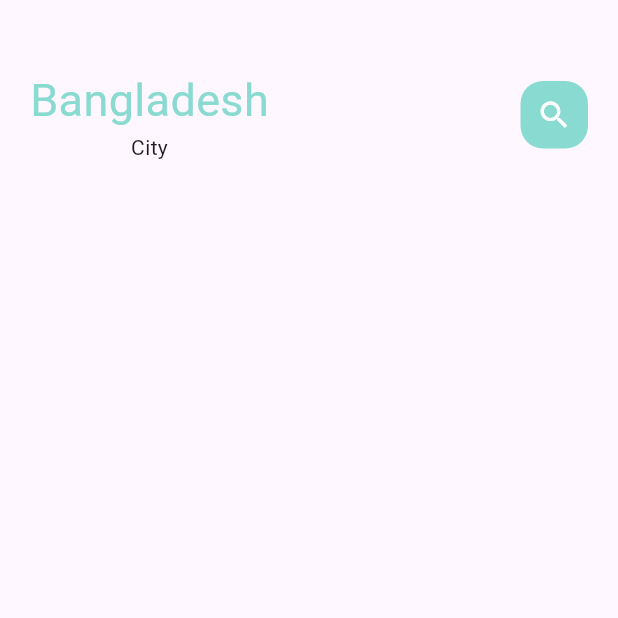
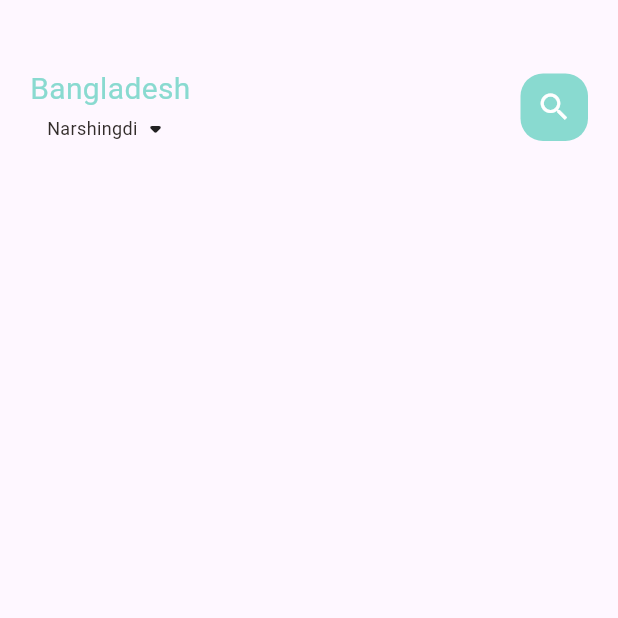
Before and after one commit to aliozer0/Food-Delivery-App, a Flutter app: the screen it shows after launch, on a phone screen of 412 x 824 dp, the top half of it. Run offline on Flutter 3.47's test engine with Material 2 defaults, Android fonts, the phone set to English and light mode, and no system bars.

Commit message:
widgets small and big text added

```diff
--- /dev/null
+++ b/lib/home/food_page_body.dart
@@ -0,0 +1,15 @@
+import 'package:flutter/material.dart';
+
+class FoodPageBody extends StatefulWidget {
+  const FoodPageBody({super.key});
+
+  @override
+  State<FoodPageBody> createState() => _FoodPageBodyState();
+}
+
+class _FoodPageBodyState extends State<FoodPageBody> {
+  @override
+  Widget build(BuildContext context) {
+    return const Placeholder();
+  }
+}
--- a/lib/home/main_food_page.dart
+++ b/lib/home/main_food_page.dart
@@ -1,6 +1,7 @@
 import 'package:flutter/material.dart';
 import 'package:food_delivery/assets/color/colors.dart';
 import 'package:food_delivery/widgets/big_text.dart';
+import 'package:food_delivery/widgets/small_text.dart';
 
 class MainfoodPage extends StatefulWidget {
   const MainfoodPage({super.key});
@@ -24,12 +25,23 @@ class _MainfoodPageState extends State<MainfoodPage> {
               children: [
                 Column(
                   children: [
-                    BigText(
-                      text: "Bangladesh",
-                      color: AppColors.mainColor,
-                      size: 30,
+                    Column(
+                      children: [
+                        BigText(
+                          text: "Bangladesh",
+                          color: AppColors.mainColor,
+                        ),
+                        Row(
+                          children: [
+                            SmallText(
+                              text: 'Narshingdi',
+                              color: AppColors.mainBlackColor,
+                            ),
+                            Icon(Icons.arrow_drop_down_rounded)
+                          ],
+                        )
+                      ],
                     ),
-                    Text('City'),
                   ],
                 ),
                 Center(
--- /dev/null
+++ b/lib/widgets/small_text.dart
@@ -0,0 +1,30 @@
+import 'package:flutter/material.dart';
+import 'package:flutter/cupertino.dart';
+
+class SmallText extends StatelessWidget {
+  Color? color;
+  final String text;
+  double size;
+  double height;
+
+  SmallText({
+    super.key,
+    this.color = const Color(0xFF89dad0),
+    required this.text,
+    this.size = 12,
+    this.height = 1.2,
+  });
+
+  @override
+  Widget build(BuildContext context) {
+    return Text(
+      text,
+      style: TextStyle(
+        color: color,
+        fontFamily: 'Roboto',
+        fontSize: size,
+        height: height,
+      ),
+    );
+  }
+}
```
